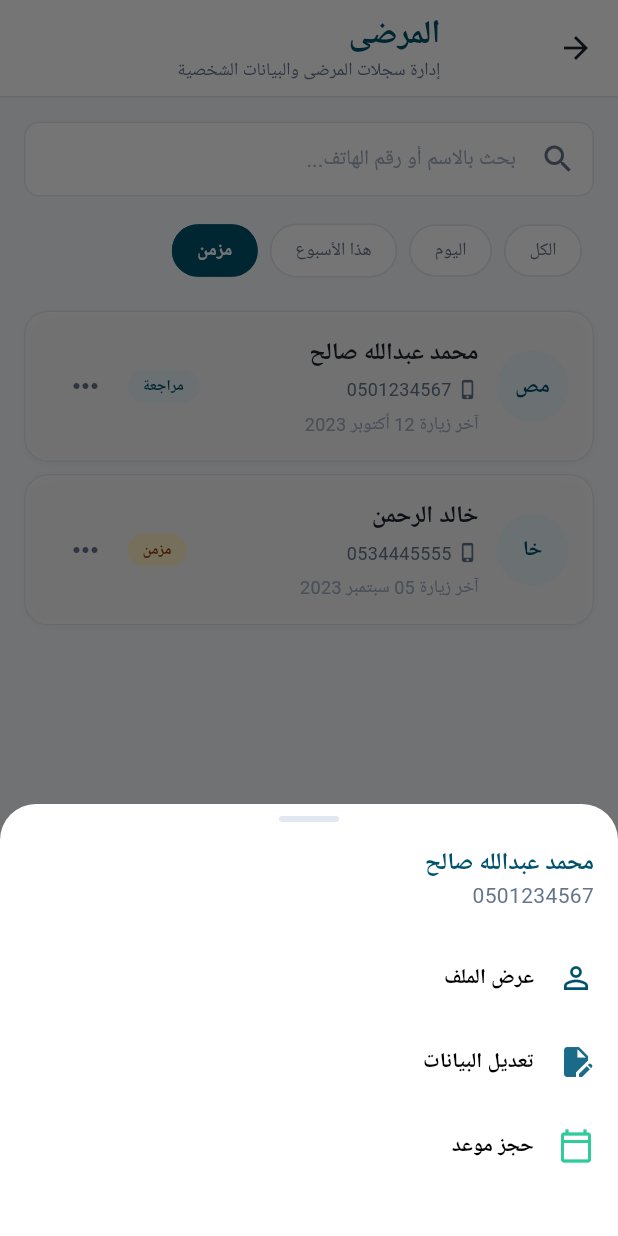
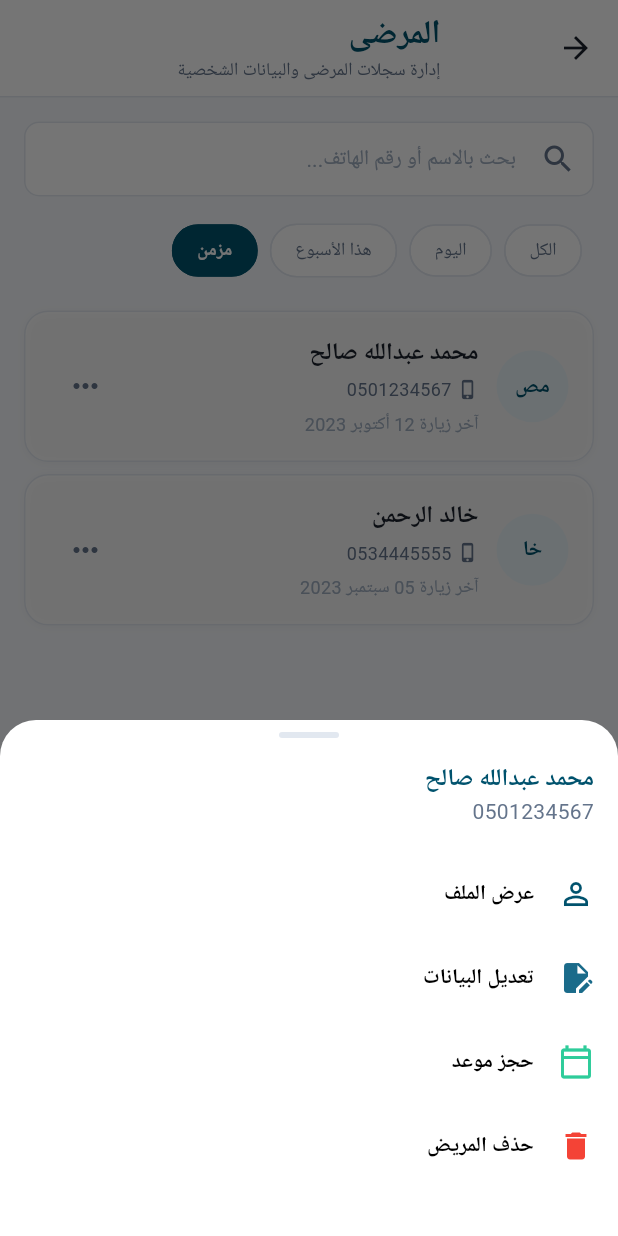
Before and after one commit to michaelEmad02/Clinic-Pro, a Flutter app: the _PatientsBody screen opened directly, after a tap on "اليوم", after a tap on "مزمن", after a tap on the "keyboard control" icon, on a phone screen of 412 x 824 dp. Run offline on Flutter 3.47's test engine with Material 3 defaults, Android fonts, the phone set to English and light mode, and no system bars; our stand-ins replace equatable, fl_chart, flutter_bloc, get_it, go_router, google_fonts and 3 more; Roboto replaces fonts that are missing (Cairo).

Commit message:
improve patients feature

```diff
--- a/clinic_pro/lib/core/services/mock_cloud_service.dart
+++ b/clinic_pro/lib/core/services/mock_cloud_service.dart
@@ -121,6 +121,8 @@ class MockCloudService implements ICloudService {
       case 'expense_categories': return MockData.expenseCategories;
       case 'invoices': return MockData.invoices;
       case 'subscriptions': return MockData.subscriptions;
+      case 'patient_visits': return MockData.patientVisits;
+      case 'patient_prescription_records': return MockData.patientPrescriptionRecords;
       default: return [];
     }
   }
--- a/clinic_pro/lib/features/patients/presentation/ui/widgets/add_edit_patient_sheet.dart
+++ b/clinic_pro/lib/features/patients/presentation/ui/widgets/add_edit_patient_sheet.dart
@@ -16,9 +16,13 @@ class AddEditPatientSheet {
     BuildContext context, {
     PatientItem? patient,
   }) {
+    final cubit = context.read<PatientsCubit>();
     return AppBottomSheet.show(
       context: context,
-      child: _AddEditPatientForm(patient: patient),
+      child: BlocProvider.value(
+        value: cubit,
+        child: _AddEditPatientForm(patient: patient),
+      ),
     );
   }
 }
--- a/clinic_pro/lib/features/patients/presentation/ui/widgets/patient_action_sheet.dart
+++ b/clinic_pro/lib/features/patients/presentation/ui/widgets/patient_action_sheet.dart
@@ -15,6 +15,7 @@ class PatientActionSheet {
     required VoidCallback onViewDetails,
     required VoidCallback onEdit,
     required VoidCallback onBookAppointment,
+    required VoidCallback onDeletePatient,
   }) {
     return AppBottomSheet.show(
       context: context,
@@ -66,6 +67,15 @@ class PatientActionSheet {
                 onBookAppointment();
               },
             ),
+            _ActionTile(
+              icon: Icons.delete,
+              label: 'حذف المريض',
+              color: Colors.red,
+              onTap: () {
+                Navigator.pop(context);
+                onDeletePatient();
+              },
+            ),
           ],
         ),
       ),
--- a/clinic_pro/lib/features/patients/presentation/ui/widgets/patient_list_item.dart
+++ b/clinic_pro/lib/features/patients/presentation/ui/widgets/patient_list_item.dart
@@ -92,7 +92,6 @@ class PatientListItem extends StatelessWidget {
                     ],
                   ),
                 ),
-                _buildStatusTag(context),
                 IconButton(
                   icon: const Icon(Icons.more_horiz,
                       color: AppColors.textSecondary),
@@ -105,42 +104,4 @@ class PatientListItem extends StatelessWidget {
       ),
     );
   }
-
-  Widget _buildStatusTag(BuildContext context) {
-    Color bg;
-    Color text;
-    String label;
-
-    switch (patient.statusTag) {
-      case 'completed':
-        bg = AppColors.successBg;
-        text = AppColors.successText;
-        label = 'مكتمل';
-      case 'chronic':
-        bg = AppColors.warningBg;
-        text = AppColors.warningText;
-        label = 'مزمن';
-      default:
-        bg = AppColors.primaryLight;
-        text = AppColors.primary;
-        label = 'مراجعة';
-    }
-
-    return Container(
-      padding: const EdgeInsets.symmetric(horizontal: 10, vertical: 4),
-      margin: const EdgeInsetsDirectional.only(end: 4),
-      decoration: BoxDecoration(
-        color: bg,
-        borderRadius: BorderRadius.circular(12),
-      ),
-      child: Text(
-        label,
-        style: AppTextStyles.caption(context).copyWith(
-          color: text,
-          fontWeight: FontWeight.bold,
-          fontSize: 10,
-        ),
-      ),
-    );
-  }
 }
```
Also changed, not shown: clinic_pro/lib/features/patients/presentation/manager/patients_cubit.dart (+31 -90 lines), clinic_pro/lib/features/patients/presentation/manager/patients_repository.dart (added, +124 -0 lines), clinic_pro/lib/features/patients/presentation/ui/patient_details_screen.dart (+22 -3 lines), clinic_pro/lib/features/patients/presentation/ui/patients_screen.dart (+29 -1 lines), clinic_pro/lib/features/patients/presentation/ui/widgets/patient_prescriptions_tab.dart (+15 -3 lines), clinic_pro/lib/features/patients/presentation/ui/widgets/patient_visits_tab.dart (+14 -2 lines), clinic_pro/lib/core/di/injection_container.config.dart, 2 other files.
